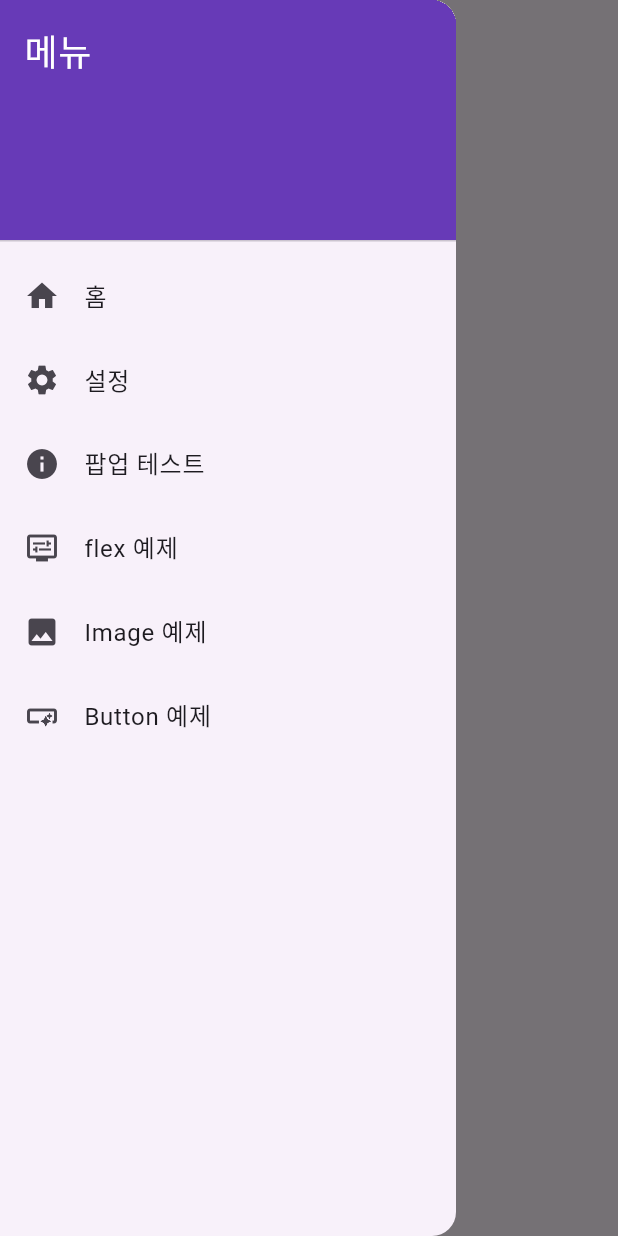
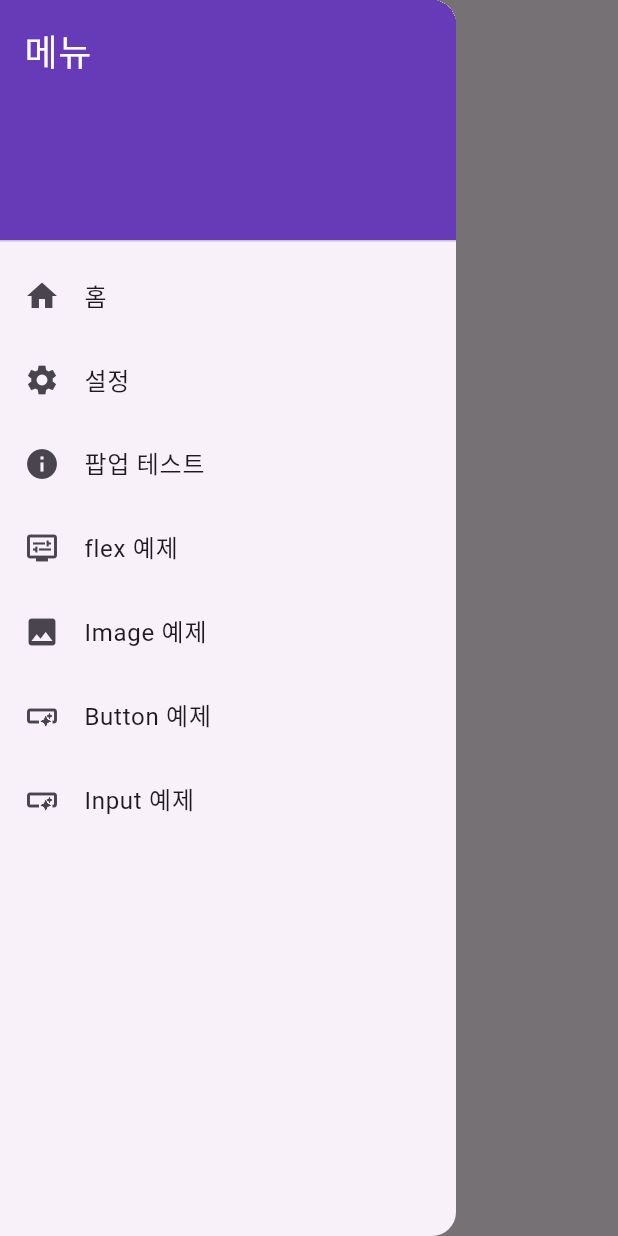
Before and after one commit to parkhyeseong0326/flutter, a Flutter app: the SettingPage screen opened by its route, with the side drawer open, on a phone screen of 412 x 824 dp. Run offline on Flutter 3.47's test engine with Material 3 defaults, Android fonts, the phone set to English and light mode, and no system bars; key blocks and very long unbroken strings in the code were emptied for the run.

Commit message:
이름 입력후 글자 출력 Input

```diff
--- a/lib/drawer.dart
+++ b/lib/drawer.dart
@@ -74,6 +74,15 @@ class MyDrawer extends StatelessWidget {
                     context, "/button"
                 );
               }
+          ),
+          ListTile(
+              leading: const Icon(Icons.smart_button),
+              title: const Text('Input 예제'),
+              onTap: () {
+                Navigator.pushNamed(
+                    context, "/input"
+                );
+              }
           )
         ],
       ),
--- a/lib/main.dart
+++ b/lib/main.dart
@@ -2,6 +2,7 @@ import 'package:flutter/material.dart';
 import 'package:hello/button_page.dart';
 import 'package:hello/flex_page.dart';
 import 'package:hello/image_page.dart';
+import 'package:hello/input_page.dart';
 import 'package:hello/layout_page.dart';
 import 'package:hello/popup_page.dart';
 import 'package:hello/setting_page.dart';
@@ -29,7 +30,8 @@ class MyApp extends StatelessWidget {
         '/popup': (context) => const PopupPage(),
         '/flex': (context) => const FlexPage(),
         '/image': (context) => const ImagePage(),
-        '/button': (context) => const ButtonPage()
+        '/button': (context) => const ButtonPage(),
+        '/input': (context) => const InputPage()
       },
     );
   }
```
Also changed, not shown: lib/input_page.dart (added, +53 -0 lines).
